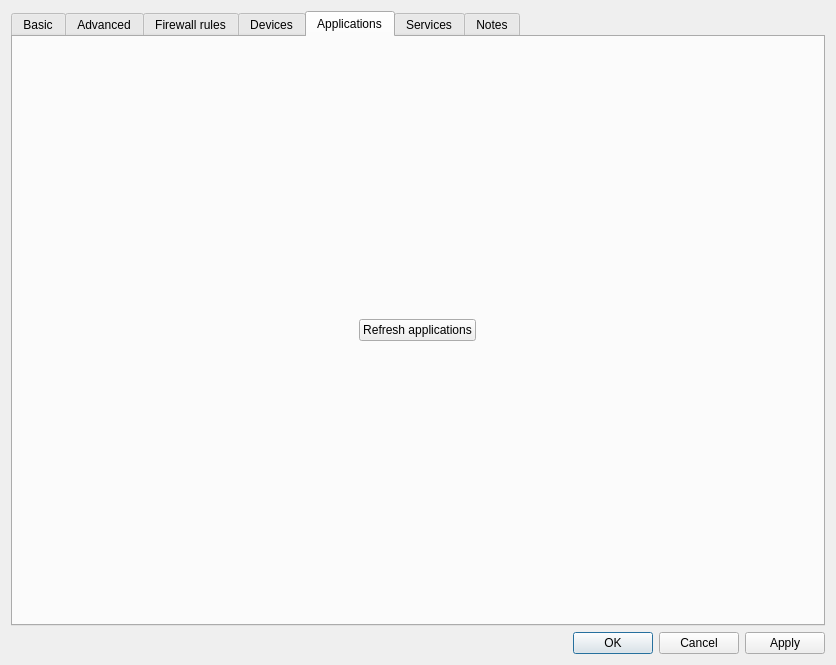
Above: ui/settingsdlg.ui from QubesOS/qubes-manager before the change. Below: the same form after it.
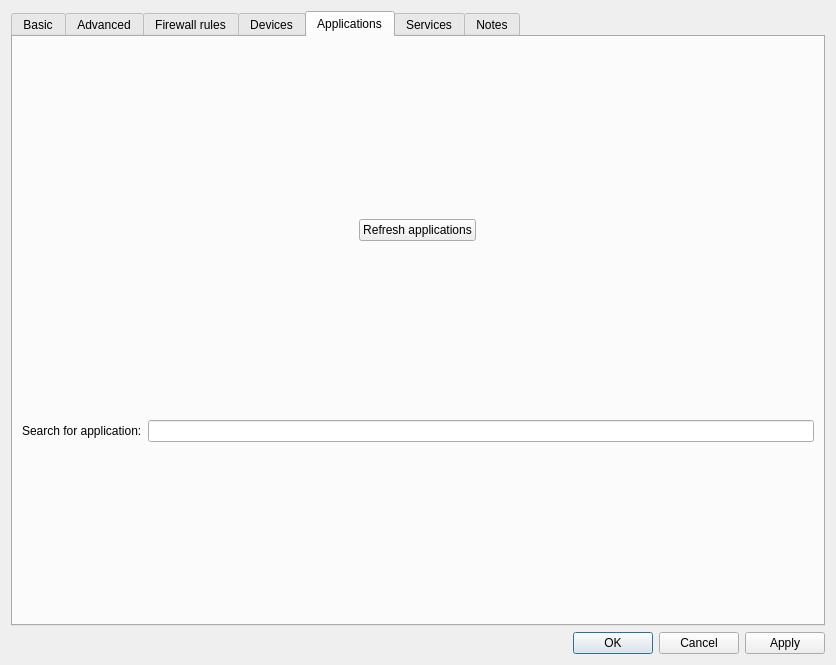
That is the form after the change. The open tabs and pages were chosen to show the change. Icons and pictures are not drawn. Custom widgets are drawn as their Qt base class.

Commit message:
Add Application search to qube settings
resolves: https://github.com/QubesOS/qubes-issues/issues/10276

Patch:
```diff
--- a/ui/settingsdlg.ui
+++ b/ui/settingsdlg.ui
@@ -1883,6 +1883,20 @@
           </widget>
          </item>
          <item row="1" column="0">
+          <layout class="QHBoxLayout" name="horizontalLayoutAppSearch">
+           <item>
+            <widget class="QLabel" name="labelAppSearch">
+             <property name="text">
+              <string>Search for application:</string>
+             </property>
+            </widget>
+           </item>
+           <item>
+            <widget class="QLineEdit" name="app_search"/>
+           </item>
+          </layout>
+         </item>
+         <item row="2" column="0">
           <layout class="QVBoxLayout" name="apps_layout"/>
          </item>
         </layout>
```
The commit also changes 2 other files.
